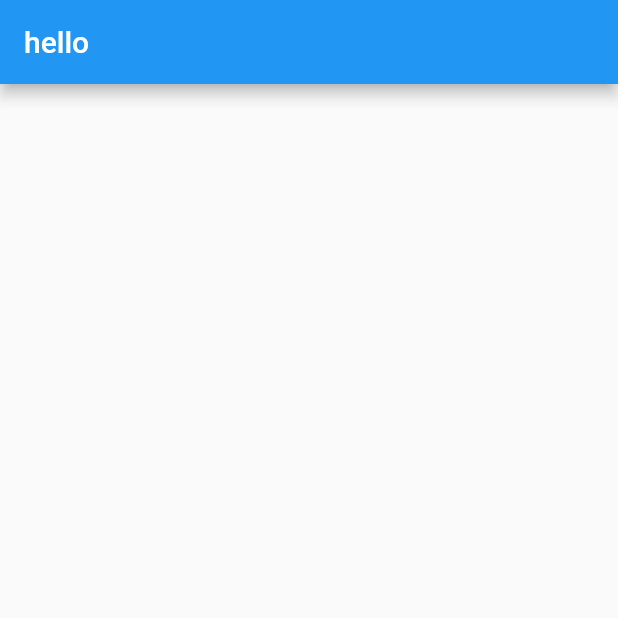
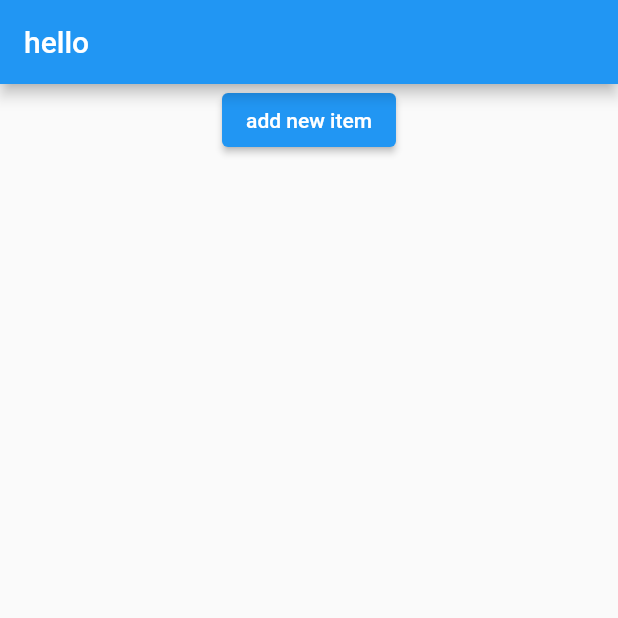
Before and after one commit to shakhawat-khan/firebase_practice, a Flutter app: the screen it shows after launch, on a phone screen of 412 x 824 dp, the top half of it. Run offline on Flutter 3.47's test engine with Material 2 defaults, Android fonts, the phone set to English and light mode, and no system bars; our stand-ins replace cloud_firestore, firebase_core; accounts and stored records are empty.

```diff
--- a/lib/main.dart
+++ b/lib/main.dart
@@ -51,6 +51,12 @@ class _MyhomePageState extends State<MyhomePage> {
   @override
   void initState() {
     // TODO: implement initState
+    FirebaseFirestore.instance
+        .collection('basket_items')
+        .snapshots()
+        .listen((records) {
+      mapRecords(records);
+    });
     fetchData();
     super.initState();
   }
@@ -72,6 +78,11 @@ class _MyhomePageState extends State<MyhomePage> {
     });
   }
 
+  addItem(String name, String quantity) {
+    var item = Item(id: 'id', name: name, quantity: quantity);
+    FirebaseFirestore.instance.collection('basket_items').add(item.toJson());
+  }
+
   @override
   Widget build(BuildContext context) {
     // Future fetchData() async {
@@ -83,9 +94,43 @@ class _MyhomePageState extends State<MyhomePage> {
 
     return Scaffold(
         appBar: AppBar(
-          title: Text('hello'),
+          title: const Text('hello'),
         ),
-        body: ListView.builder(
+        body: Column(
+          children: [
+            ElevatedButton(
+                onPressed: () async {
+                  await showDialog(
+                    context: context,
+                    builder: (context) {
+                      var nameController = TextEditingController();
+                      var quanController = TextEditingController();
+                      return Dialog(
+                        child: Column(
+                          mainAxisSize: MainAxisSize.min,
+                          children: [
+                            TextField(
+                              controller: nameController,
+                            ),
+                            TextField(
+                              controller: quanController,
+                            ),
+                            ElevatedButton(
+                                onPressed: () {
+                                  addItem(nameController.text.trim(),
+                                      quanController.text.trim());
+                                  Navigator.pop(context);
+                                },
+                                child: const Text('submit'))
+                          ],
+                        ),
+                      );
+                    },
+                  );
+                },
+                child: const Text('add new item')),
+            Expanded(
+              child: ListView.builder(
                 itemCount: basketItems.length,
                 itemBuilder: (context, index) {
                   return ListTile(
@@ -93,6 +138,9 @@ class _MyhomePageState extends State<MyhomePage> {
                     subtitle: Text(basketItems[index].quantity),
                   );
                 },
+              ),
+            ),
+          ],
         ));
   }
 }
```
Lines whose indentation alone changed are shown as unchanged.
